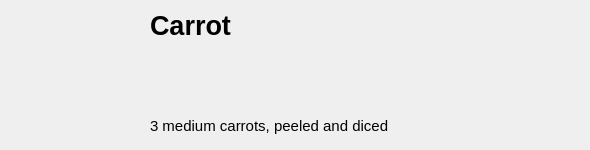
Above: ui/ingredient_Item.ui from xbinh47/PTI_TuanNghia_QuangToan before the change. Below: the same form after it.
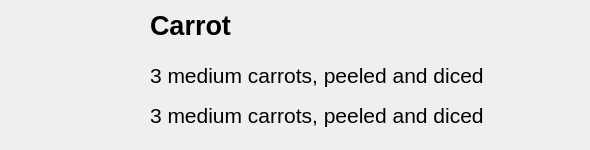
That is the form after the change. Icons and pictures are not drawn.

What changed in the file:
```diff
--- a/ui/ingredient_Item.ui
+++ b/ui/ingredient_Item.ui
@@ -36,14 +36,14 @@
    <property name="geometry">
     <rect>
      <x>150</x>
-     <y>110</y>
+     <y>60</y>
      <width>431</width>
      <height>31</height>
     </rect>
    </property>
    <property name="font">
     <font>
-     <pointsize>11</pointsize>
+     <pointsize>16</pointsize>
     </font>
    </property>
    <property name="text">
@@ -55,7 +55,7 @@
     <rect>
      <x>150</x>
      <y>0</y>
-     <width>151</width>
+     <width>431</width>
      <height>51</height>
     </rect>
    </property>
@@ -69,6 +69,24 @@
     <string>Carrot</string>
    </property>
   </widget>
+  <widget class="QLabel" name="txtMetric">
+   <property name="geometry">
+    <rect>
+     <x>150</x>
+     <y>100</y>
+     <width>431</width>
+     <height>31</height>
+    </rect>
+   </property>
+   <property name="font">
+    <font>
+     <pointsize>16</pointsize>
+    </font>
+   </property>
+   <property name="text">
+    <string>3 medium carrots, peeled and diced</string>
+   </property>
+  </widget>
  </widget>
  <resources/>
  <connections/>
```
Left out of the diff: 4 changed lines with no effect on the pictures.
